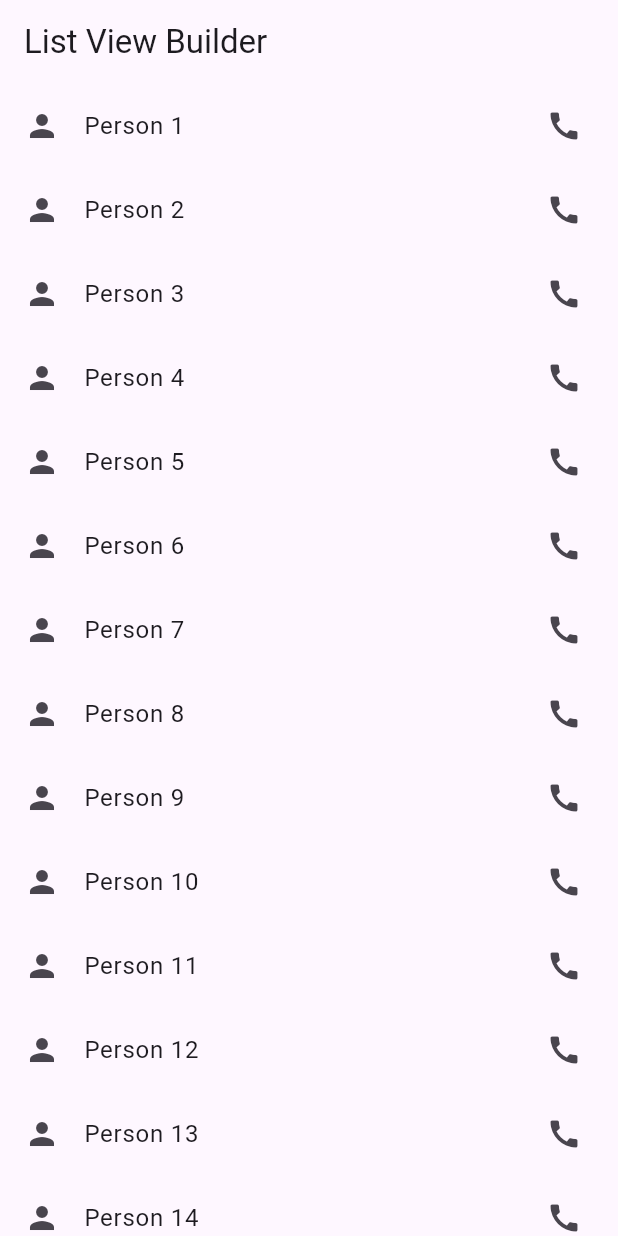
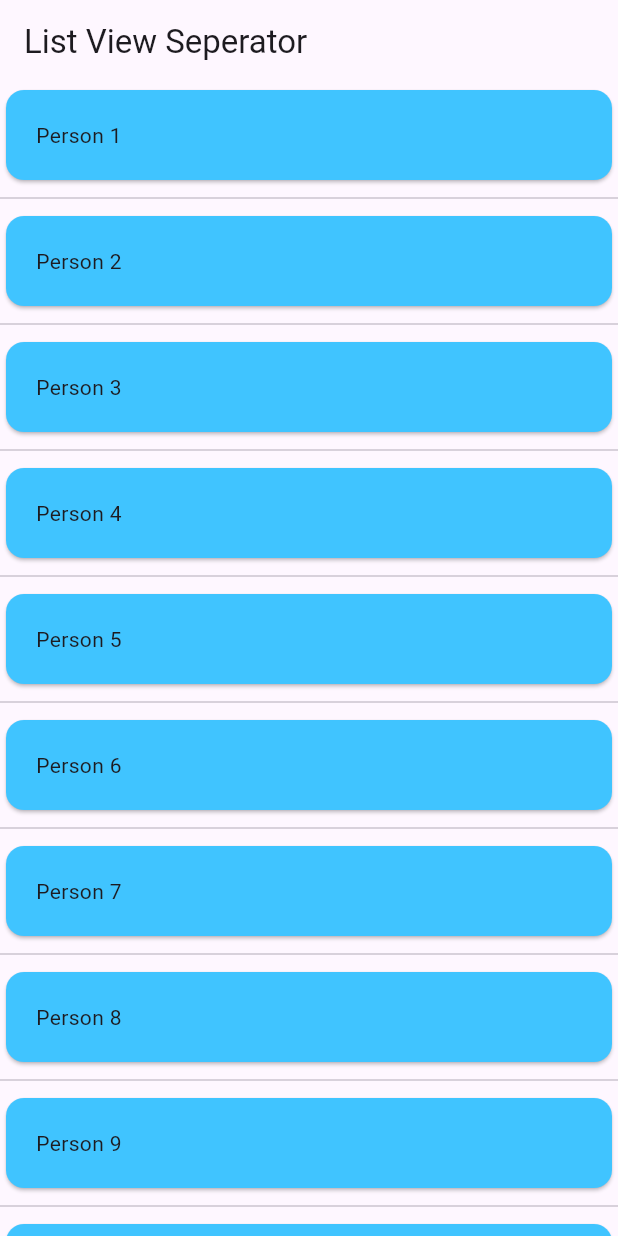
Before and after one commit to waizkamboh/flutter_widget, a Flutter app: the screen it shows after launch, on a phone screen of 412 x 824 dp. Run offline on Flutter 3.47's test engine with Material 3 defaults, Android fonts, the phone set to English and light mode, and no system bars; our stand-ins replace cached_network_image.

Commit message:
list view seperator

```diff
--- a/lib/main.dart
+++ b/lib/main.dart
@@ -1,5 +1,6 @@
 import 'package:flutter/material.dart';
 import 'package:flutter_widget/widget/list_view_builder.dart';
+import 'package:flutter_widget/widget/list_view_seperator.dart';
 import 'package:flutter_widget/widget/reorderable_list_view.dart';
 import 'package:flutter_widget/widget/animated_container.dart';
 import 'package:flutter_widget/widget/bottom_navigation_bar.dart';
@@ -29,7 +30,7 @@ class MyApp extends StatelessWidget {
       theme: ThemeData(
         colorScheme: ColorScheme.fromSeed(seedColor: Colors.deepPurple),
       ),
-      home: ListViewBuilderWidget(),
+      home: ListViewSeparatorWidget(),
     );
   }
 }
--- a/lib/widget/list_view_seperator.dart
+++ b/lib/widget/list_view_seperator.dart
@@ -1,19 +1,34 @@
 import 'package:flutter/material.dart';
 
-class ListViewSeperatorWidget extends StatefulWidget {
-  const ListViewSeperatorWidget({super.key});
+class ListViewSeparatorWidget extends StatefulWidget {
+  const ListViewSeparatorWidget({super.key});
 
   @override
-  State<ListViewSeperatorWidget> createState() => _ListViewSeperatorWidgetState();
+  State<ListViewSeparatorWidget> createState() => _ListViewSeparatorWidgetState();
 }
 
-class _ListViewSeperatorWidgetState extends State<ListViewSeperatorWidget> {
+class _ListViewSeparatorWidgetState extends State<ListViewSeparatorWidget> {
   @override
   Widget build(BuildContext context) {
     return Scaffold(
       appBar: AppBar(
         title: Text('List View Seperator'),
       ),
+      body: ListView.separated(
+        itemCount: 30,
+        itemBuilder: (context, index) {
+          return Card(
+            color: Colors.lightBlueAccent,
+            child: Padding(
+                padding: EdgeInsets.all(20),
+              child: Text('Person ${index + 1}'),
+            ),
+          );
+        },
+        separatorBuilder: (context, index){
+          return Divider();
+        },
+      ),
     );
   }
 }
```
